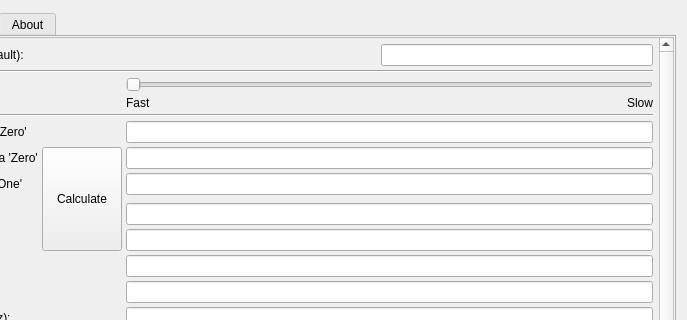
First picture: the form in zqloaderui/dialog.ui, repository oxidaan/zqloader, before the edit; both pictures show x 202 to 889 and y 0 to 320 of the 889 by 687 pixel window.
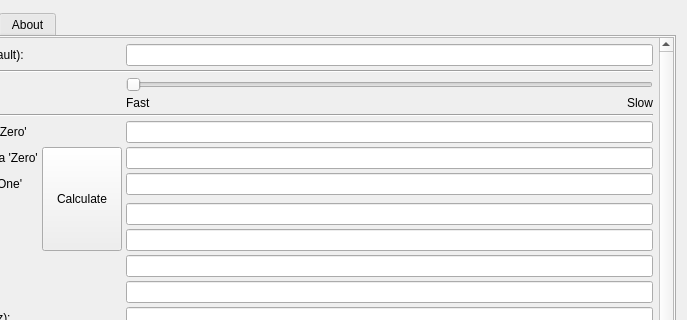
Second picture: the form after the edit. The open tabs and pages were chosen to show the change. Custom widgets are drawn as their Qt base class.

The edit to the form file:
```diff
--- a/zqloaderui/dialog.ui
+++ b/zqloaderui/dialog.ui
@@ -555,9 +555,6 @@
              </property>
             </widget>
            </item>
-           <item row="0" column="4" colspan="3">
-            <widget class="QLineEdit" name="lineEditSampleRate"/>
-           </item>
            <item row="11" column="1">
             <widget class="QLabel" name="label_11">
              <property name="text">
@@ -857,6 +854,9 @@
              </property>
             </widget>
            </item>
+           <item row="0" column="3" colspan="4">
+            <widget class="QLineEdit" name="lineEditSampleRate"/>
+           </item>
           </layout>
          </widget>
         </widget>
```
